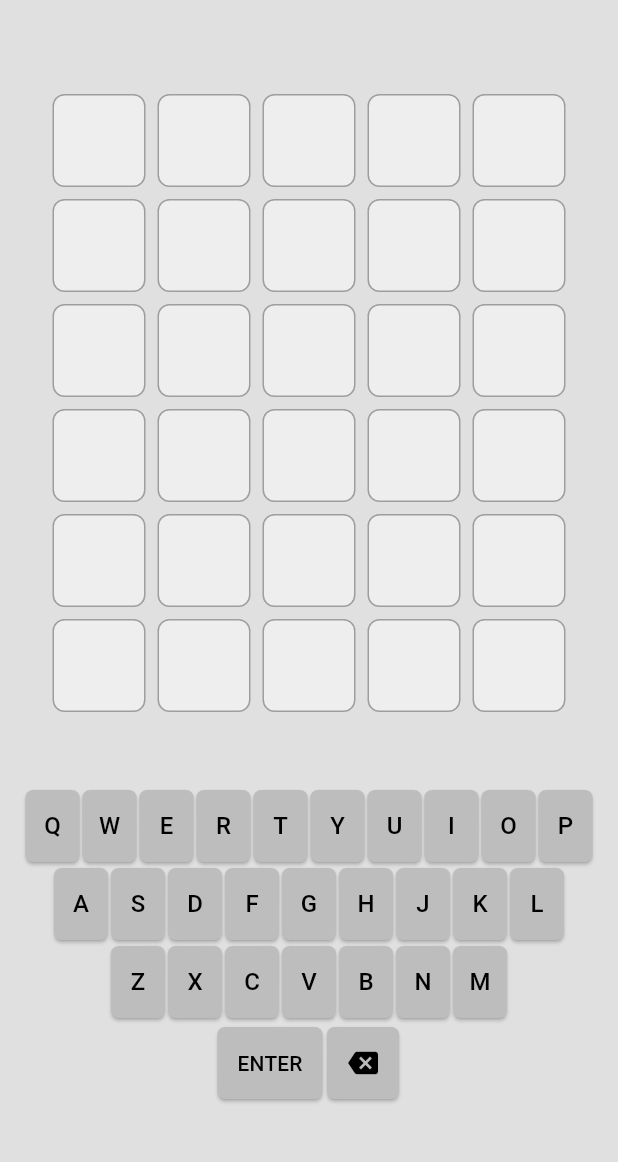
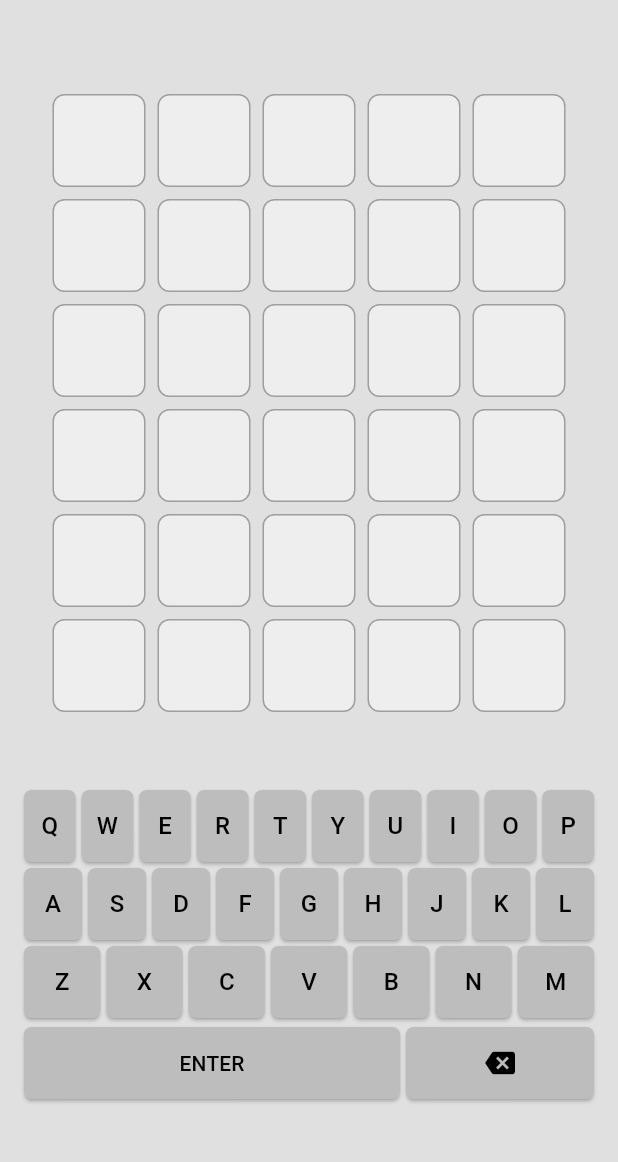
Before and after one commit to 9ShadowWolf9/Wordle, a Flutter app: the screen it shows after launch, on a phone screen of 412 x 824 dp, the part 65-1227 px from its top. Run offline on Flutter 3.47's test engine with Material 3 defaults, Android fonts, the phone set to English and light mode, and no system bars.

Commit message:
fixed keyboard

```diff
--- a/lib/widgets/keyboard_tile.dart
+++ b/lib/widgets/keyboard_tile.dart
@@ -1,4 +1,3 @@
-import 'package:flutter/cupertino.dart';
 import 'package:flutter/material.dart';
 
 class OnScreenKeyboard extends StatelessWidget {
@@ -14,43 +13,65 @@ class OnScreenKeyboard extends StatelessWidget {
 
   @override
   Widget build(BuildContext context) {
+    final screenWidth = MediaQuery.of(context).size.width;
+    const horizontalPadding = 16.0;
+    const spacing = 4.0;
+
     return Column(
       mainAxisSize: MainAxisSize.min,
       children: [
         ...keys.map((row) {
-          return Row(
+          final totalSpacing = spacing * (row.length - 1);
+          final buttonWidth = (screenWidth - horizontalPadding * 2 - totalSpacing) / row.length;
+
+          return Padding(
+            padding: const EdgeInsets.symmetric(vertical: 2),
+            child: Row(
               mainAxisAlignment: MainAxisAlignment.center,
               children: row.map((key) {
                 return Container(
-                margin: const EdgeInsets.symmetric(horizontal: 1, vertical: 2), // tighter spacing
+                  margin: EdgeInsets.only(right: key != row.last ? spacing : 0),
+                  child: SizedBox(
+                    width: buttonWidth,
+                    height: 48,
                     child: ElevatedButton(
                       onPressed: () => onKeyPress(key),
                       style: ElevatedButton.styleFrom(
                         backgroundColor: Colors.grey.shade400,
-                    minimumSize: const Size(36, 48), // normal size
                         padding: EdgeInsets.zero,
                         tapTargetSize: MaterialTapTargetSize.shrinkWrap,
                         shape: RoundedRectangleBorder(
                           borderRadius: BorderRadius.circular(5),
                         ),
                       ),
-                  child: Text(key, style: const TextStyle(fontSize: 16, color: Colors.black)),
+                      child: Text(
+                        key,
+                        style: const TextStyle(fontSize: 16, color: Colors.black),
+                      ),
+                    ),
                   ),
                 );
               }).toList(),
+            ),
           );
         }).toList(),
-        const SizedBox(height: 4), // minimal spacing between rows
-        Row(
+
+        const SizedBox(height: 4),
+
+        // ENTER + BACKSPACE row
+        Padding(
+          padding: const EdgeInsets.symmetric(horizontal: horizontalPadding),
+          child: Row(
             mainAxisAlignment: MainAxisAlignment.center,
             children: [
-            Container(
-              margin: const EdgeInsets.symmetric(horizontal: 1),
+              Expanded(
+                flex: 2,
+                child: SizedBox(
+                  height: 48,
                   child: ElevatedButton(
                     onPressed: () => onKeyPress("ENTER"),
                     style: ElevatedButton.styleFrom(
                       backgroundColor: Colors.grey.shade400,
-                  minimumSize: const Size(70, 48),
                       padding: EdgeInsets.zero,
                       tapTargetSize: MaterialTapTargetSize.shrinkWrap,
                       shape: RoundedRectangleBorder(
@@ -60,23 +81,28 @@ class OnScreenKeyboard extends StatelessWidget {
                     child: const Text("ENTER", style: TextStyle(fontSize: 14, color: Colors.black)),
                   ),
                 ),
-            Container(
-              margin: const EdgeInsets.symmetric(horizontal: 2),
+              ),
+              const SizedBox(width: spacing),
+              Expanded(
+                flex: 1,
+                child: SizedBox(
+                  height: 48,
                   child: ElevatedButton(
                     onPressed: () => onKeyPress("BACKSPACE"),
                     style: ElevatedButton.styleFrom(
                       backgroundColor: Colors.grey.shade400,
-                  minimumSize: const Size(48, 48),
                       padding: EdgeInsets.zero,
                       tapTargetSize: MaterialTapTargetSize.shrinkWrap,
                       shape: RoundedRectangleBorder(
                         borderRadius: BorderRadius.circular(5),
                       ),
                     ),
-                child: const Icon(Icons.backspace, size: 20, color: Colors.black,),
+                    child: const Icon(Icons.backspace, size: 20, color: Colors.black),
+                  ),
                 ),
               ),
             ],
+          ),
         ),
       ],
     );
```
Lines whose indentation alone changed are shown as unchanged.
